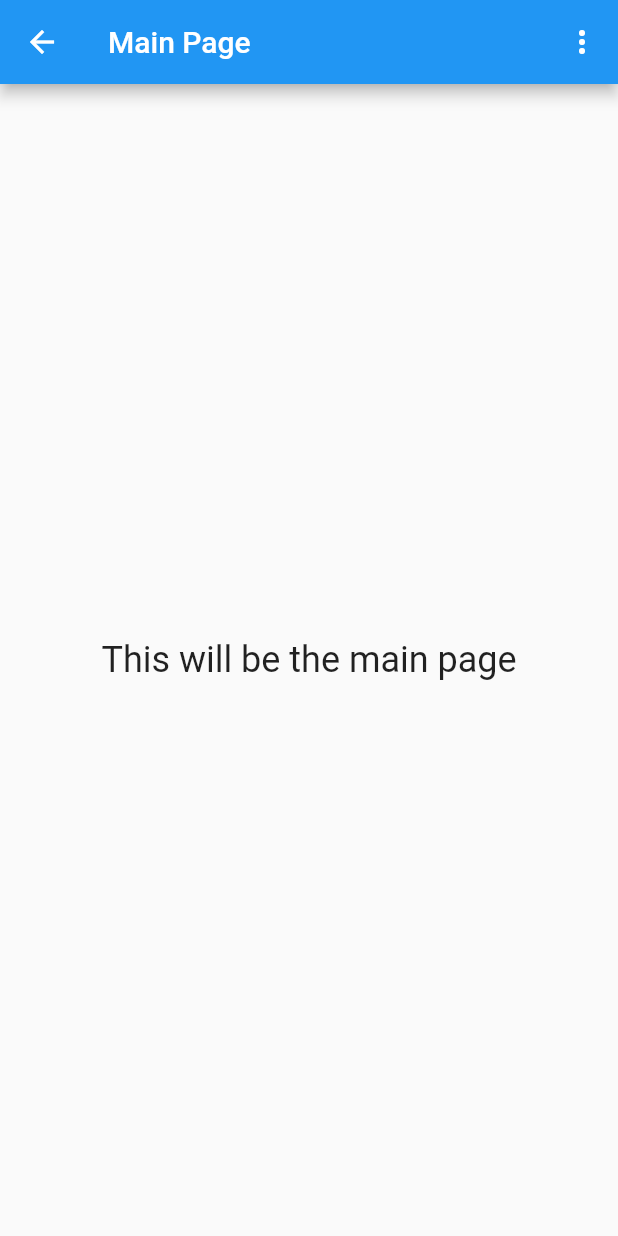
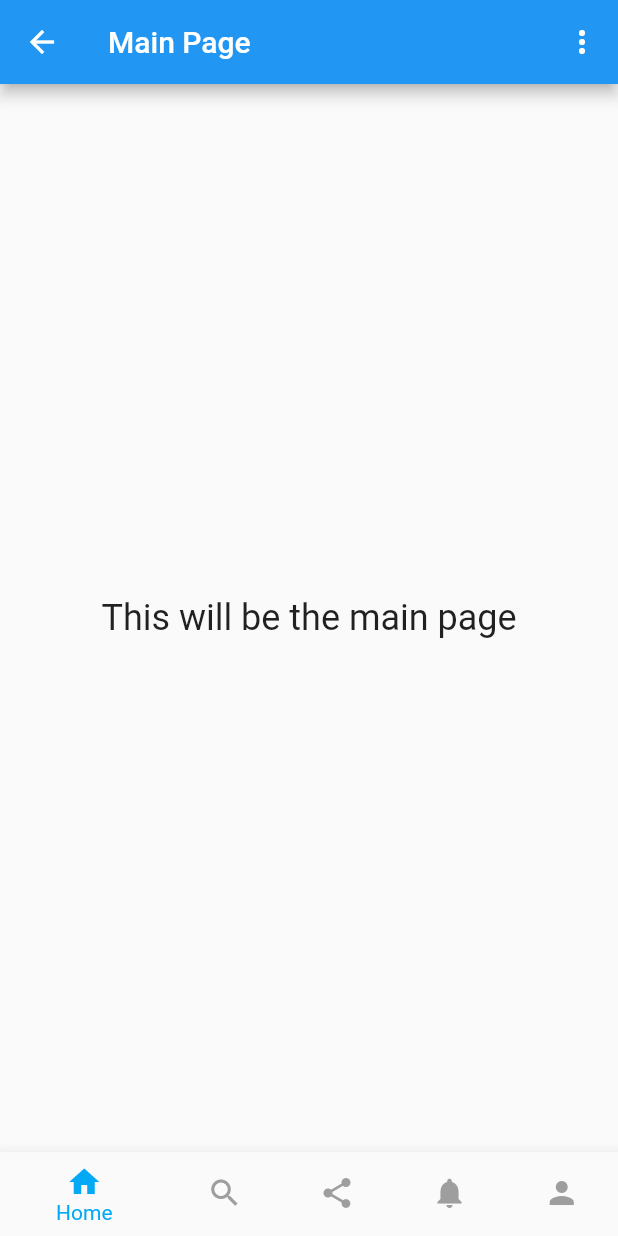
Before and after one commit to yurizanini/CFMKids, a Flutter app: the screen it shows after launch, after a tap on "Login", on a phone screen of 412 x 824 dp. Run offline on Flutter 3.47's test engine with Material 2 defaults, Android fonts, the phone set to English and light mode, and no system bars.

Commit message:
Bottom Navigation Icons

```diff
--- a/lib/mainpage.dart
+++ b/lib/mainpage.dart
@@ -1,5 +1,6 @@
 import 'package:flutter/material.dart';
-class  MainPage extends MaterialPageRoute<void> {
+
+class MainPage extends MaterialPageRoute<void> {
   MainPage()
       : super(builder: (BuildContext context) {
           return Scaffold(
@@ -19,17 +20,12 @@ class  MainPage extends MaterialPageRoute<void> {
                 ),
               ],
             ),
-
-
-      body: const Center(
-        child: Text(
-          'This will be the main page',
-          style: TextStyle(fontSize: 24),
-        ),
-      ),
+            body: const HomeScreen(),
           );
         });
-}void handleClick(String value) {
+}
+
+void handleClick(String value) {
   switch (value) {
     case 'Logout':
       break;
@@ -37,3 +33,46 @@ class  MainPage extends MaterialPageRoute<void> {
       break;
   }
 }
+
+class HomeScreen extends StatefulWidget {
+  const HomeScreen({Key? key}) : super(key: key);
+
+  @override
+  // ignore: library_private_types_in_public_api
+  _HomeScreenState createState() => _HomeScreenState();
+}
+
+class _HomeScreenState extends State<HomeScreen> {
+  int _selectedIndex = 0;
+
+  void onTapped(int index) {
+    setState(() {
+      _selectedIndex = index;
+    });
+  }
+
+  @override
+  Widget build(BuildContext context) {
+    return Scaffold(
+        bottomNavigationBar: BottomNavigationBar(
+          items: const <BottomNavigationBarItem>[
+            BottomNavigationBarItem(icon: Icon(Icons.home), label: 'Home'),
+            BottomNavigationBarItem(icon: Icon(Icons.search), label: 'Search'),
+            BottomNavigationBarItem(icon: Icon(Icons.share), label: 'Share'),
+            BottomNavigationBarItem(
+                icon: Icon(Icons.notifications), label: 'Notifications'),
+            BottomNavigationBarItem(icon: Icon(Icons.person), label: 'Profile'),
+          ],
+          currentIndex: _selectedIndex,
+          selectedItemColor: Colors.lightBlue,
+          unselectedItemColor: Colors.grey,
+          onTap: onTapped,
+        ),
+        body: const Center(
+          child: Text(
+            'This will be the main page',
+            style: TextStyle(fontSize: 24),
+          ),
+        ));
+  }
+}
```
Lines whose indentation alone changed are shown as unchanged.
